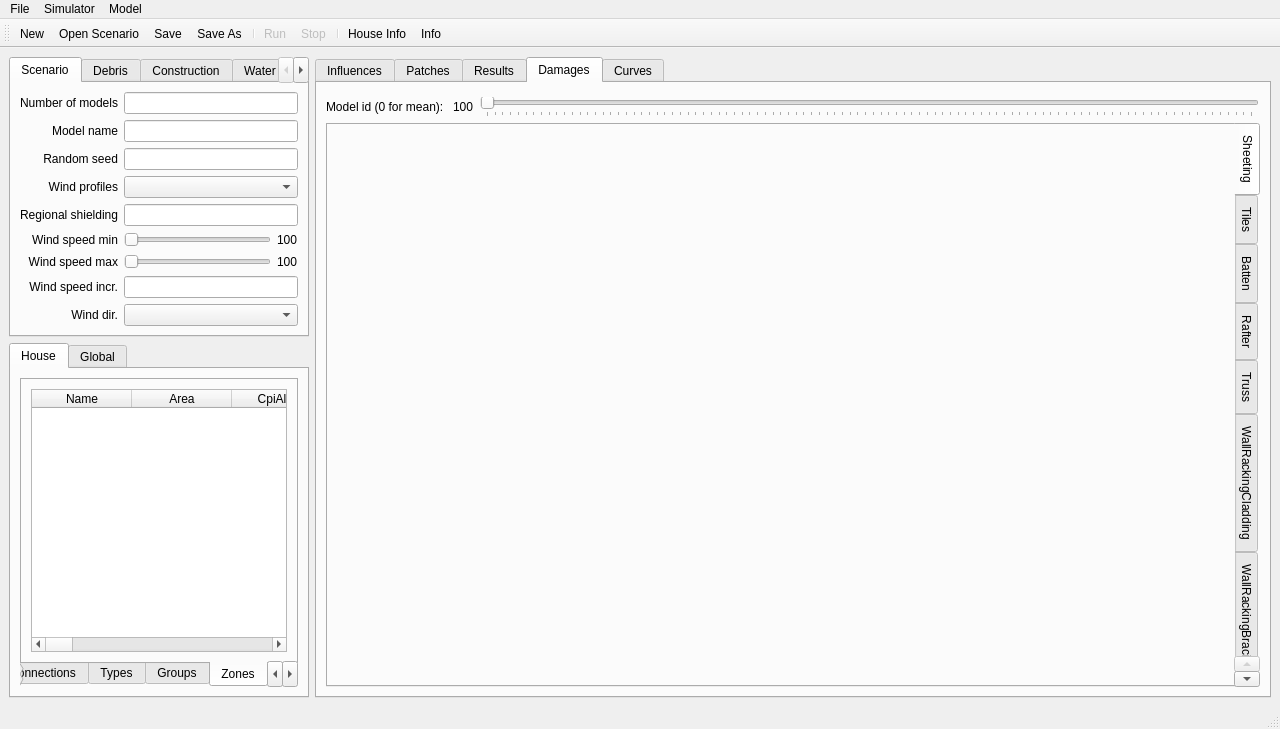
This is vaws/gui/ui/main.ui in GeoscienceAustralia/vaws as Qt 5 draws it before an edit. The edited form follows.
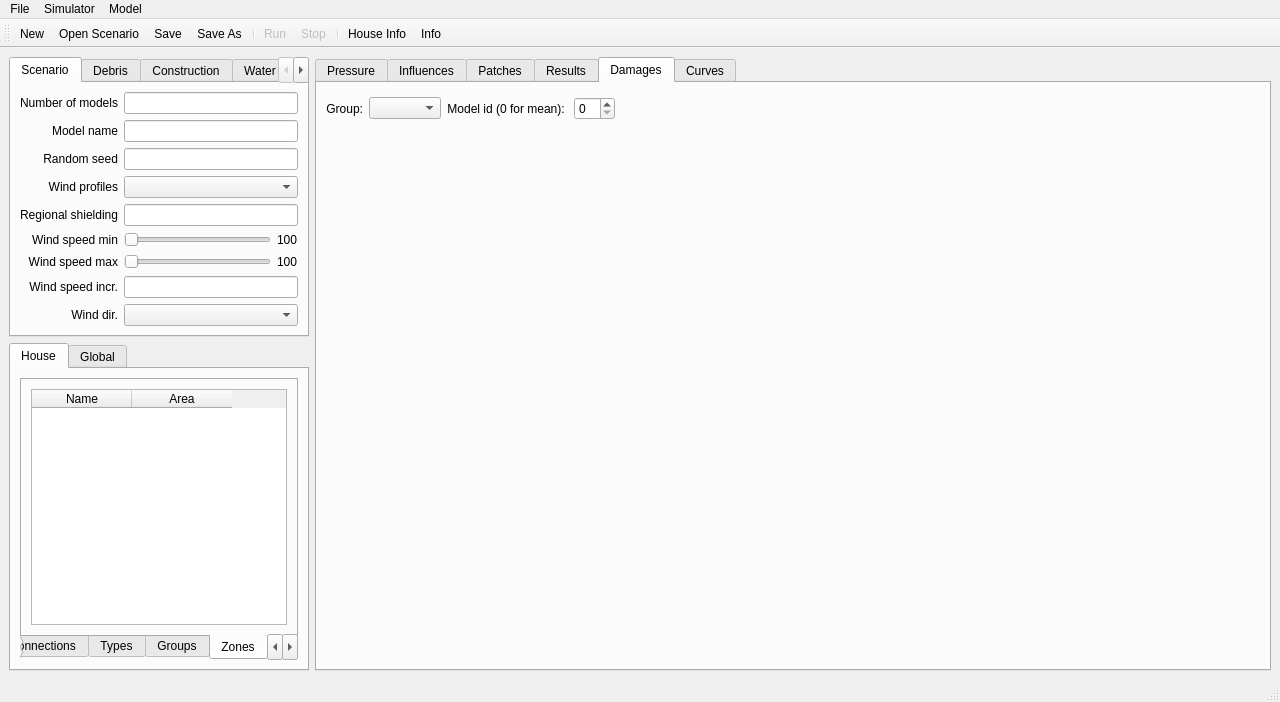
This is the edited form. The open tabs and pages were chosen to show the change. Icons and pictures are not drawn. Custom widgets are drawn as their Qt base class.

Commit message: add pressure and load window in the GUI

```diff
--- a/vaws/gui/ui/main.ui
+++ b/vaws/gui/ui/main.ui
@@ -7,7 +7,7 @@
     <x>0</x>
     <y>0</y>
     <width>1280</width>
-    <height>729</height>
+    <height>702</height>
    </rect>
   </property>
   <property name="sizePolicy">
@@ -1274,7 +1274,7 @@
               <item>
                <widget class="QTableWidget" name="zones">
                 <property name="columnCount">
-                 <number>27</number>
+                 <number>2</number>
                 </property>
                 <column>
                  <property name="text">
@@ -1286,131 +1286,6 @@
                   <string>Area</string>
                  </property>
                 </column>
-                <column>
-                 <property name="text">
-                  <string>CpiAlpha</string>
-                 </property>
-                </column>
-                <column>
-                 <property name="text">
-                  <string>S</string>
-                 </property>
-                </column>
-                <column>
-                 <property name="text">
-                  <string>SW</string>
-                 </property>
-                </column>
-                <column>
-                 <property name="text">
-                  <string>W</string>
-                 </property>
-                </column>
-                <column>
-                 <property name="text">
-                  <string>NW</string>
-                 </property>
-                </column>
-                <column>
-                 <property name="text">
-                  <string>N</string>
-                 </property>
-                </column>
-                <column>
-                 <property name="text">
-                  <string>NE</string>
-                 </property>
-                </column>
-                <column>
-                 <property name="text">
-                  <string>E</string>
-                 </property>
-                </column>
-                <column>
-                 <property name="text">
-                  <string>SE</string>
-                 </property>
-                </column>
-                <column>
-                 <property name="text">
-                  <string>sS</string>
-                 </property>
-                </column>
-                <column>
-                 <property name="text">
-                  <string>sSW</string>
-                 </property>
-                </column>
-                <column>
-                 <property name="text">
-                  <string>sW</string>
-                 </property>
-                </column>
-                <column>
-                 <property name="text">
-                  <string>sNW</string>
-                 </property>
-                </column>
-                <column>
-                 <property name="text">
-                  <string>sN</string>
-                 </property>
-                </column>
-                <column>
-                 <property name="text">
-                  <string>sNE</string>
-                 </property>
-                </column>
-                <column>
-                 <property name="text">
-                  <string>sE</string>
-                 </property>
-                </column>
-                <column>
-                 <property name="text">
-                  <string>sSE</string>
-                 </property>
-                </column>
-                <column>
-                 <property name="text">
-                  <string>eS</string>
-                 </property>
-                </column>
-                <column>
-                 <property name="text">
-                  <string>eSW</string>
-                 </property>
-                </column>
-                <column>
-                 <property name="text">
-                  <string>eW</string>
-                 </property>
-                </column>
-                <column>
-                 <property name="text">
-                  <string>eNW</string>
-                 </property>
-                </column>
-                <column>
-                 <property name="text">
-                  <string>eN</string>
-                 </property>
-                </column>
-                <column>
-                 <property name="text">
-                  <string>eNE</string>
-                 </property>
-                </column>
-                <column>
-                 <property name="text">
-                  <string>eE</string>
-                 </property>
-                </column>
-                <column>
-                 <property name="text">
-                  <string>eSE</string>
-                 </property>
-                </column>
                </widget>
               </item>
              </layout>
@@ -1587,6 +1462,55 @@
       <property name="currentIndex">
        <number>4</number>
       </property>
+      <widget class="QWidget" name="tab_cpe">
+       <attribute name="title">
+        <string>Pressure</string>
+       </attribute>
+       <layout class="QVBoxLayout" name="verticalLayout_4">
+        <item>
+         <layout class="QHBoxLayout" name="horizontalLayout_44">
+          <property name="topMargin">
+           <number>5</number>
+          </property>
+          <property name="rightMargin">
+           <number>1</number>
+          </property>
+          <item>
+           <widget class="QComboBox" name="comboBox_pressure"/>
+          </item>
+          <item>
+           <widget class="QLabel" name="label_pressure">
+            <property name="text">
+             <string>Wind dir.</string>
+            </property>
+            <property name="alignment">
+             <set>Qt::AlignRight|Qt::AlignTrailing|Qt::AlignVCenter</set>
+            </property>
+           </widget>
+          </item>
+          <item>
+           <widget class="QComboBox" name="comboBox2_pressure"/>
+          </item>
+          <item>
+           <spacer name="horizontalSpacer_6">
+            <property name="orientation">
+             <enum>Qt::Horizontal</enum>
+            </property>
+            <property name="sizeHint" stdset="0">
+             <size>
+              <width>40</width>
+              <height>20</height>
+             </size>
+            </property>
+           </spacer>
+          </item>
+         </layout>
+        </item>
+        <item>
+         <widget class="MatplotlibWidget" name="mplpressure" native="true"/>
+        </item>
+       </layout>
+      </widget>
       <widget class="QWidget" name="tab_influence">
        <attribute name="title">
         <string>Influences</string>
@@ -1808,6 +1732,78 @@
             </item>
            </layout>
           </widget>
+          <widget class="QWidget" name="tab_7">
+           <attribute name="title">
+            <string>Load</string>
+           </attribute>
+           <layout class="QVBoxLayout" name="verticalLayout_6">
+            <item>
+             <layout class="QHBoxLayout" name="horizontalLayout_39">
+              <property name="topMargin">
+               <number>5</number>
+              </property>
+              <property name="rightMargin">
+               <number>1</number>
+              </property>
+              <item>
+               <widget class="QLabel" name="label_load">
+                <property name="text">
+                 <string>Group:</string>
+                </property>
+                <property name="alignment">
+                 <set>Qt::AlignRight|Qt::AlignTrailing|Qt::AlignVCenter</set>
+                </property>
+               </widget>
+              </item>
+              <item>
+               <widget class="QComboBox" name="comboBox_load"/>
+              </item>
+              <item>
+               <widget class="QLabel" name="label_model_3">
+                <property name="text">
+                 <string>Model id: </string>
+                </property>
+                <property name="alignment">
+                 <set>Qt::AlignRight|Qt::AlignTrailing|Qt::AlignVCenter</set>
+                </property>
+               </widget>
+              </item>
+              <item>
+               <widget class="QSpinBox" name="spinBox_load"/>
+              </item>
+              <item>
+               <widget class="QLabel" name="label_model_2">
+                <property name="text">
+                 <string>Wind speed:</string>
+                </property>
+                <property name="alignment">
+                 <set>Qt::AlignRight|Qt::AlignTrailing|Qt::AlignVCenter</set>
+                </property>
+               </widget>
+              </item>
+              <item>
+               <widget class="QDoubleSpinBox" name="doubleSpinBox_load"/>
+              </item>
+              <item>
+               <spacer name="horizontalSpacer_5">
+                <property name="orientation">
+                 <enum>Qt::Horizontal</enum>
+                </property>
+                <property name="sizeHint" stdset="0">
+                 <size>
+                  <width>40</width>
+                  <height>20</height>
+                 </size>
+                </property>
+               </spacer>
+              </item>
+             </layout>
+            </item>
+            <item>
+             <widget class="MatplotlibWidget" name="mplload" native="true"/>
+            </item>
+           </layout>
+          </widget>
          </widget>
         </item>
        </layout>
@@ -1816,169 +1812,59 @@
        <attribute name="title">
         <string>Damages</string>
        </attribute>
-       <layout class="QHBoxLayout" name="horizontalLayout_6">
+       <layout class="QVBoxLayout" name="verticalLayout_6">
         <item>
-         <layout class="QVBoxLayout" name="verticalLayout_3">
+         <layout class="QHBoxLayout" name="horizontalLayout_39">
+          <property name="topMargin">
+           <number>5</number>
+          </property>
+          <property name="rightMargin">
+           <number>1</number>
+          </property>
           <item>
-           <layout class="QHBoxLayout" name="horizontalLayout_39">
-            <property name="topMargin">
-             <number>5</number>
+           <widget class="QLabel" name="label_heatmap">
+            <property name="text">
+             <string>Group:</string>
             </property>
-            <property name="rightMargin">
-             <number>1</number>
+            <property name="alignment">
+             <set>Qt::AlignRight|Qt::AlignTrailing|Qt::AlignVCenter</set>
             </property>
-            <item>
-             <widget class="QLabel" name="label_36">
-              <property name="text">
-               <string>Model id (0 for mean): </string>
-              </property>
-             </widget>
-            </item>
-            <item>
-             <widget class="QLabel" name="heatmap_houseLabel">
-              <property name="text">
-               <string>100</string>
-              </property>
-             </widget>
-            </item>
-            <item>
-             <widget class="QSlider" name="heatmap_house">
-              <property name="singleStep">
-               <number>0</number>
-              </property>
-              <property name="orientation">
-               <enum>Qt::Horizontal</enum>
-              </property>
-              <property name="tickPosition">
-               <enum>QSlider::TicksBelow</enum>
-              </property>
-              <property name="tickInterval">
-               <number>1</number>
-              </property>
-             </widget>
-            </item>
-           </layout>
+           </widget>
           </item>
           <item>
-           <widget class="QTabWidget" name="damages_tab">
-            <property name="tabPosition">
-             <enum>QTabWidget::East</enum>
+           <widget class="QComboBox" name="comboBox_heatmap"/>
+          </item>
+          <item>
+           <widget class="QLabel" name="label_model">
+            <property name="text">
+             <string>Model id (0 for mean): </string>
             </property>
-            <property name="currentIndex">
-             <number>6</number>
+            <property name="alignment">
+             <set>Qt::AlignRight|Qt::AlignTrailing|Qt::AlignVCenter</set>
             </property>
-            <widget class="QWidget" name="tab_19">
-             <attribute name="title">
-              <string>Sheeting</string>
-             </attribute>
-             <layout class="QHBoxLayout" name="horizontalLayout_14">
-              <item>
-               <widget class="MatplotlibWidget" name="mplsheeting" native="true">
-                <property name="enabled">
-                 <bool>true</bool>
-                </property>
-               </widget>
-              </item>
-             </layout>
-            </widget>
-            <widget class="QWidget" name="tab_32">
-             <attribute name="title">
-              <string>Tiles</string>
-             </attribute>
-             <layout class="QHBoxLayout" name="horizontalLayout_57">
-              <item>
-               <widget class="MatplotlibWidget" name="mpltile" native="true">
-                <property name="enabled">
-                 <bool>true</bool>
-                </property>
-               </widget>
-              </item>
-             </layout>
-            </widget>
-            <widget class="QWidget" name="tab_20">
-             <attribute name="title">
-              <string>Batten</string>
-             </attribute>
-             <layout class="QHBoxLayout" name="horizontalLayout_7">
-              <item>
-               <widget class="MatplotlibWidget" name="mplbatten" native="true"/>
-              </item>
-             </layout>
-            </widget>
-            <widget class="QWidget" name="tab_21">
-             <attribute name="title">
-              <string>Rafter</string>
-             </attribute>
-             <layout class="QHBoxLayout" name="horizontalLayout_12">
-              <item>
-               <widget class="MatplotlibWidget" name="mplrafter" native="true"/>
-              </item>
-             </layout>
-            </widget>
-            <widget class="QWidget" name="tab_31">
-             <attribute name="title">
-              <string>Truss</string>
-             </attribute>
-             <layout class="QHBoxLayout" name="horizontalLayout_55">
-              <item>
-               <widget class="MatplotlibWidget" name="mpltruss" native="true"/>
-              </item>
-             </layout>
-            </widget>
-            <widget class="QWidget" name="tab_25">
-             <attribute name="title">
-              <string>WallRackingCladding</string>
-             </attribute>
-             <layout class="QHBoxLayout" name="horizontalLayout_33">
-              <item>
-               <widget class="MatplotlibWidget" name="mplwallracking_cladding" native="true"/>
-              </item>
-             </layout>
-            </widget>
-            <widget class="QWidget" name="tab_35">
-             <attribute name="title">
-              <string>WallRackingBracing</string>
-             </attribute>
-             <layout class="QHBoxLayout" name="horizontalLayout_44">
-              <item>
-               <widget class="MatplotlibWidget" name="mplwallracking_bracing" native="true"/>
-              </item>
-             </layout>
-            </widget>
-            <widget class="QWidget" name="tab_26">
-             <attribute name="title">
-              <string>WallCladding</string>
-             </attribute>
-             <layout class="QHBoxLayout" name="horizontalLayout_34">
-              <item>
-               <widget class="MatplotlibWidget" name="mplwallcladding" native="true"/>
-              </item>
-             </layout>
-            </widget>
-            <widget class="QWidget" name="tab_29">
-             <attribute name="title">
-              <string>WallCollapse</string>
-             </attribute>
-             <layout class="QHBoxLayout" name="horizontalLayout_38">
-              <item>
-               <widget class="MatplotlibWidget" name="mplwallcollapse" native="true"/>
-              </item>
-             </layout>
-            </widget>
-            <widget class="QWidget" name="tab_27">
-             <attribute name="title">
-              <string>PiersGroup</string>
-             </attribute>
-             <layout class="QHBoxLayout" name="horizontalLayout_35">
-              <item>
-               <widget class="MatplotlibWidget" name="mplpiers" native="true"/>
-              </item>
-             </layout>
-            </widget>
            </widget>
           </item>
+          <item>
+           <widget class="QSpinBox" name="spinBox_heatmap"/>
+          </item>
+          <item>
+           <spacer name="horizontalSpacer_2">
+            <property name="orientation">
+             <enum>Qt::Horizontal</enum>
+            </property>
+            <property name="sizeHint" stdset="0">
+             <size>
+              <width>40</width>
+              <height>20</height>
+             </size>
+            </property>
+           </spacer>
+          </item>
          </layout>
         </item>
+        <item>
+         <widget class="MatplotlibWidget" name="mplsheeting" native="true"/>
+        </item>
        </layout>
       </widget>
       <widget class="QWidget" name="tab_9">
```
Left out of the diff: 120 changed lines with no effect on the pictures. The commit also changes 5 other files.
